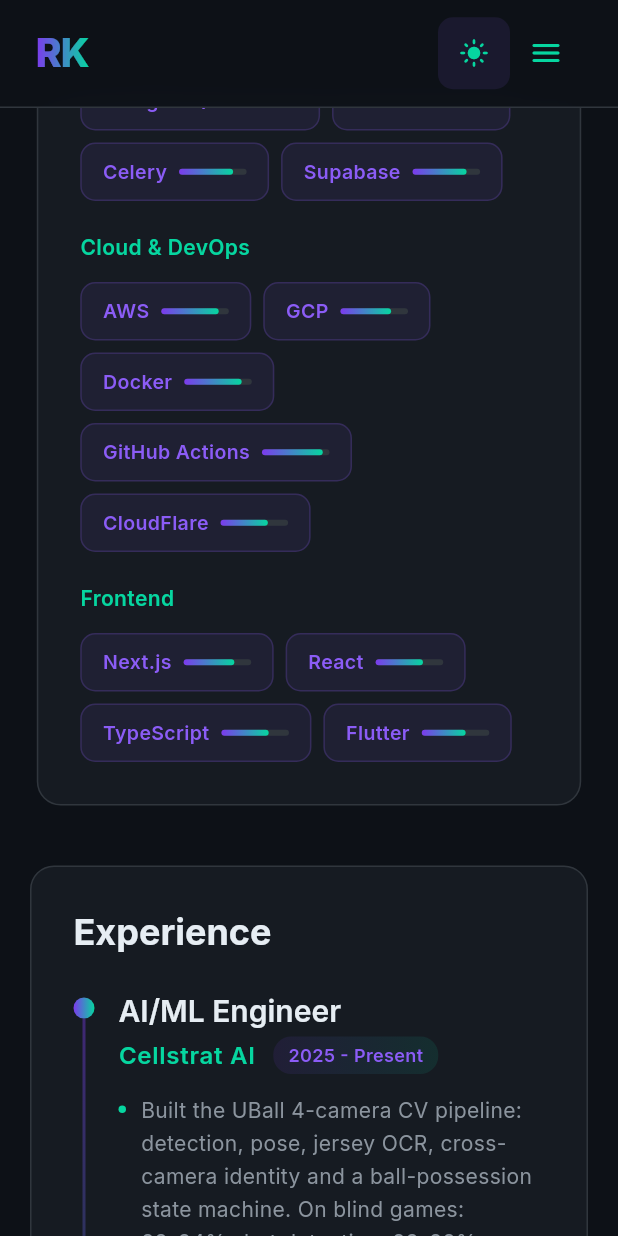
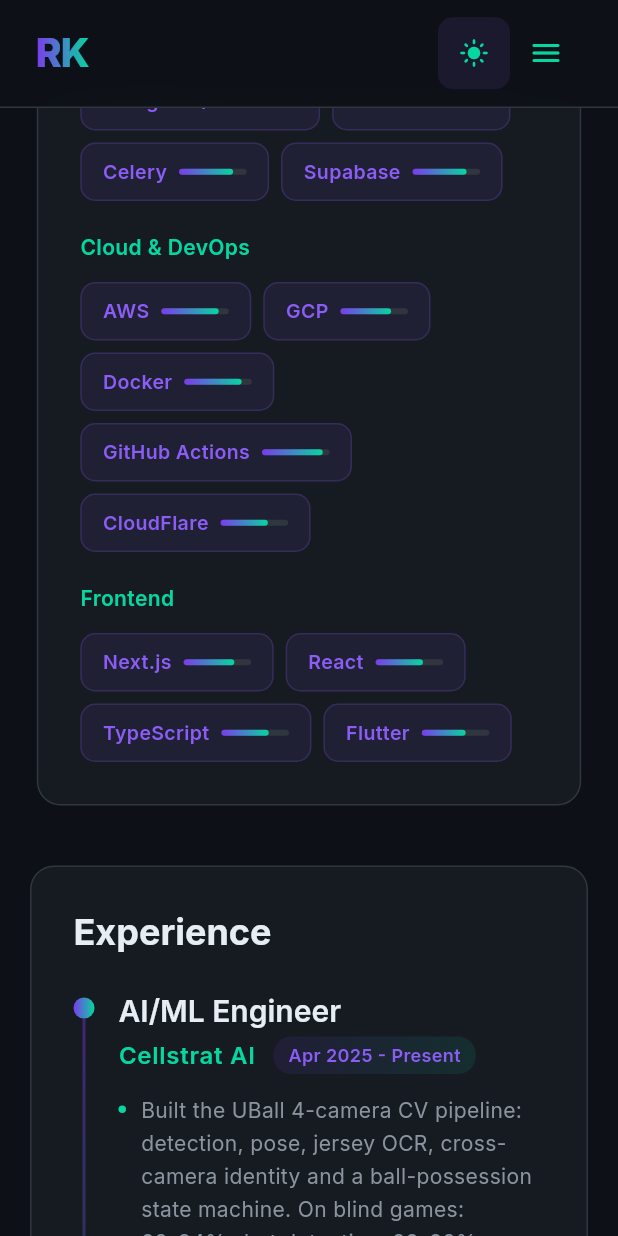
Before and after one commit to rohitk523/Personal-website, a Flutter app: the AboutScreen screen opened by its route, scrolled down 2304 dp, on a phone screen of 412 x 824 dp. Run offline on Flutter 3.47's test engine with Material 3 defaults, Android fonts, the phone set to English and light mode, and no system bars; our stand-ins replace animated_text_kit, font_awesome_flutter, google_fonts, shared_preferences; accounts and stored records are empty.

Commit message:
fix: correct Cellstrat and freelance dates
Co-Authored-By: Claude Opus 5.5 (1M context) <noreply@anthropic.com>

```diff
--- a/flutter_portfolio/lib/screens/about_screen.dart
+++ b/flutter_portfolio/lib/screens/about_screen.dart
@@ -372,7 +372,7 @@ class AboutScreen extends StatelessWidget {
             context,
             'AI/ML Engineer',
             'Cellstrat AI',
-            '2025 - Present',
+            'Apr 2025 - Present',
             [
               'Built the UBall 4-camera CV pipeline: detection, pose, jersey OCR, cross-camera identity and a ball-possession state machine. On blind games: 88-94% shot detection, 89-98% make/miss on 3 of 4',
               'Raised far-angle shot detection from 68% to 93% by retraining, then designed dual-angle fusion and an interpretable made/miss model fitted to human labels',
@@ -386,7 +386,7 @@ class AboutScreen extends StatelessWidget {
             context,
             'Software Engineer',
             'Independent Consultant',
-            'Aug 2023 - 2024',
+            'Aug 2023 - Apr 2025',
             [
               'Built domain-specific ChatGPT chatbots and PayPal subscription billing for FlutterFlow apps',
               'Automated payment-to-delivery workflows with n8n + OpenAI, with retries and error handling',
```
Also changed, not shown: 3 other files.
